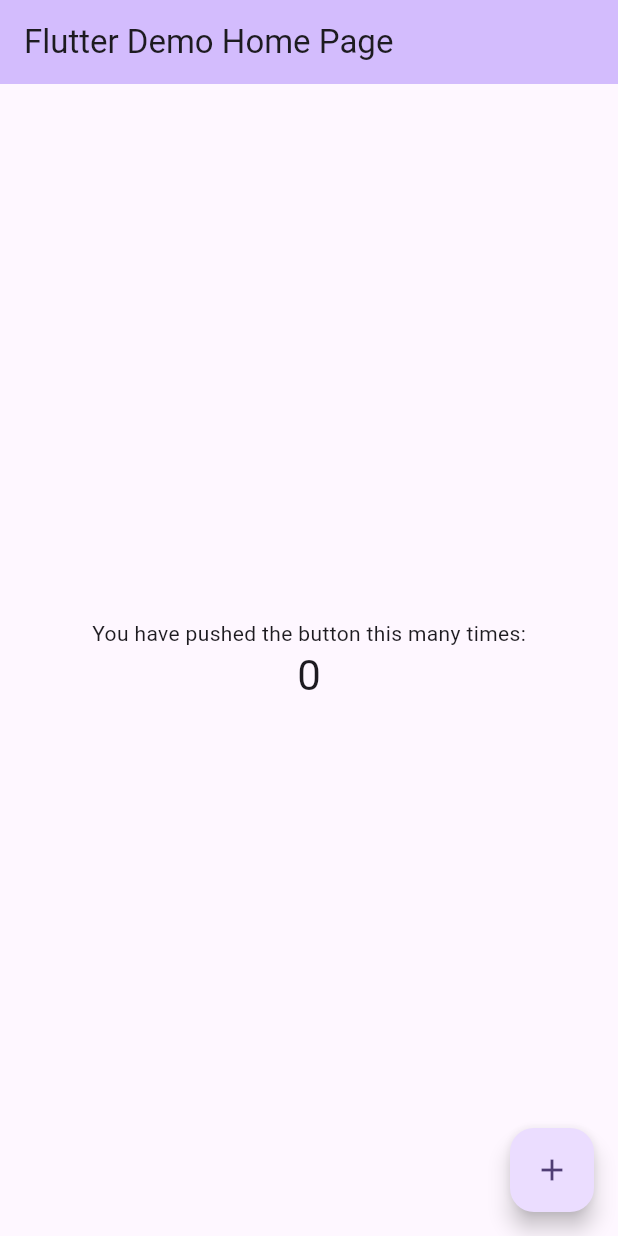
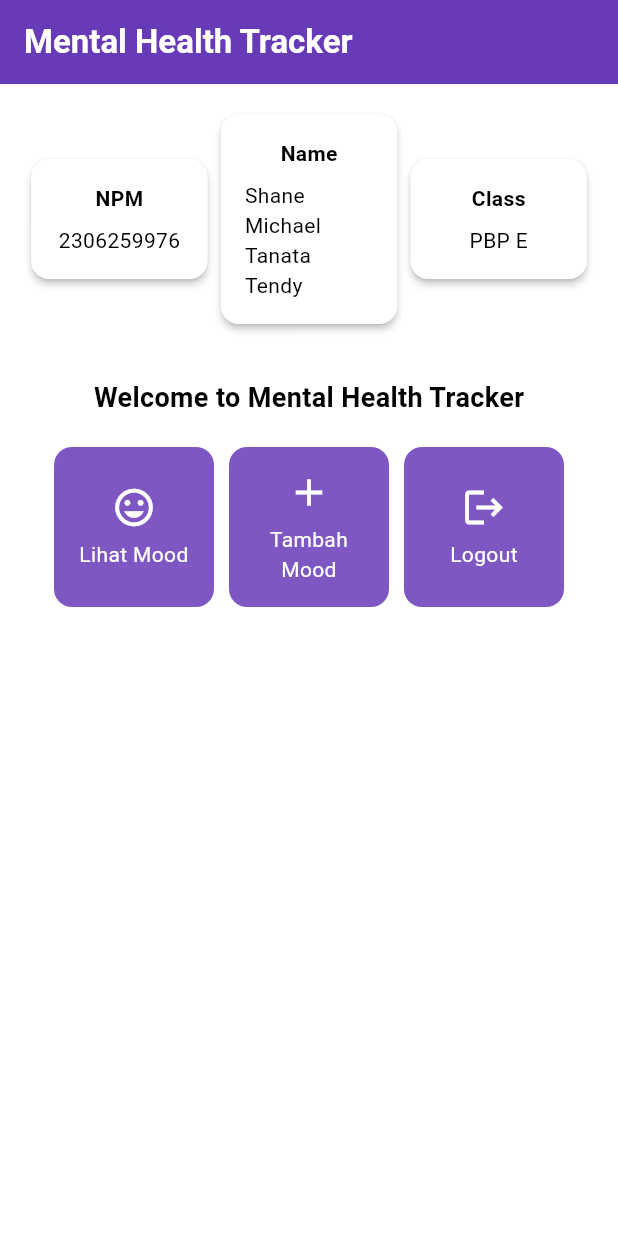
Before and after one commit to shaneemichael/mental-health-tracker-mobile, a Flutter app: the screen it shows after launch, on a phone screen of 412 x 824 dp. Run offline on Flutter 3.47's test engine with Material 3 defaults, Android fonts, the phone set to English and light mode, and no system bars.

Commit message:
Finish Assignment 6

```diff
--- a/lib/main.dart
+++ b/lib/main.dart
@@ -1,4 +1,5 @@
 import 'package:flutter/material.dart';
+import 'package:mental_health_tracker/menu.dart';
 
 void main() {
   runApp(const MyApp());
@@ -28,98 +29,11 @@ class MyApp extends StatelessWidget {
         //
         // This works for code too, not just values: Most code changes can be
         // tested with just a hot reload.
-        colorScheme: ColorScheme.fromSeed(seedColor: Colors.deepPurple),
+        colorScheme: ColorScheme.fromSwatch( primarySwatch: Colors.deepPurple,
+        ).copyWith(secondary: Colors.deepPurple[400]),
         useMaterial3: true,
       ),
-      home: const MyHomePage(title: 'Flutter Demo Home Page'),
+      home: MyHomePage(),
     );
   }
 }
-
-class MyHomePage extends StatefulWidget {
-  const MyHomePage({super.key, required this.title});
-
-  // This widget is the home page of your application. It is stateful, meaning
-  // that it has a State object (defined below) that contains fields that affect
-  // how it looks.
-
-  // This class is the configuration for the state. It holds the values (in this
-  // case the title) provided by the parent (in this case the App widget) and
-  // used by the build method of the State. Fields in a Widget subclass are
-  // always marked "final".
-
-  final String title;
-
-  @override
-  State<MyHomePage> createState() => _MyHomePageState();
-}
-
-class _MyHomePageState extends State<MyHomePage> {
-  int _counter = 0;
-
-  void _incrementCounter() {
-    setState(() {
-      // This call to setState tells the Flutter framework that something has
-      // changed in this State, which causes it to rerun the build method below
-      // so that the display can reflect the updated values. If we changed
-      // _counter without calling setState(), then the build method would not be
-      // called again, and so nothing would appear to happen.
-      _counter++;
-    });
-  }
-
-  @override
-  Widget build(BuildContext context) {
-    // This method is rerun every time setState is called, for instance as done
-    // by the _incrementCounter method above.
-    //
-    // The Flutter framework has been optimized to make rerunning build methods
-    // fast, so that you can just rebuild anything that needs updating rather
-    // than having to individually change instances of widgets.
-    return Scaffold(
-      appBar: AppBar(
-        // TRY THIS: Try changing the color here to a specific color (to
-        // Colors.amber, perhaps?) and trigger a hot reload to see the AppBar
-        // change color while the other colors stay the same.
-        backgroundColor: Theme.of(context).colorScheme.inversePrimary,
-        // Here we take the value from the MyHomePage object that was created by
-        // the App.build method, and use it to set our appbar title.
-        title: Text(widget.title),
-      ),
-      body: Center(
-        // Center is a layout widget. It takes a single child and positions it
-        // in the middle of the parent.
-        child: Column(
-          // Column is also a layout widget. It takes a list of children and
-          // arranges them vertically. By default, it sizes itself to fit its
-          // children horizontally, and tries to be as tall as its parent.
-          //
-          // Column has various properties to control how it sizes itself and
-          // how it positions its children. Here we use mainAxisAlignment to
-          // center the children vertically; the main axis here is the vertical
-          // axis because Columns are vertical (the cross axis would be
-          // horizontal).
-          //
-          // TRY THIS: Invoke "debug painting" (choose the "Toggle Debug Paint"
-          // action in the IDE, or press "p" in the console), to see the
-          // wireframe for each widget.
-          mainAxisAlignment: MainAxisAlignment.center,
-          children: <Widget>[
-            const Text(
-              'You have pushed the button this many times:',
-            ),
-            Text(
-              '$_counter',
-              style: Theme.of(context).textTheme.headlineMedium,
-            ),
-          ],
-        ),
-      ),
-      floatingActionButton: FloatingActionButton(
-        onPressed: _incrementCounter,
-        tooltip: 'Increment',
-        child: const Icon(Icons.add),
-      ), // This trailing comma makes auto-formatting nicer for build methods.
-    );
-  }
-}
--- /dev/null
+++ b/lib/menu.dart
@@ -0,0 +1,189 @@
+import 'package:flutter/material.dart';
+
+class MyHomePage extends StatelessWidget {
+
+  final String npm = '2306259976'; // NPM
+  final String name = 'Shane Michael Tanata Tendy'; // Nama
+  final String className = 'PBP E'; // Kelas
+
+  final List<ItemHomepage> items = [
+      ItemHomepage("Lihat Mood", Icons.mood),
+      ItemHomepage("Tambah Mood", Icons.add),
+      ItemHomepage("Logout", Icons.logout),
+  ];
+
+  MyHomePage({super.key});
+
+  @override
+  Widget build(BuildContext context) {
+    // Scaffold menyediakan struktur dasar halaman dengan AppBar dan body.
+    return Scaffold(
+      // AppBar adalah bagian atas halaman yang menampilkan judul.
+      appBar: AppBar(
+        // Judul aplikasi "Mental Health Tracker" dengan teks putih dan tebal.
+        title: const Text(
+          'Mental Health Tracker',
+          style: TextStyle(
+            color: Colors.white,
+            fontWeight: FontWeight.bold,
+          ),
+        ),
+        // Warna latar belakang AppBar diambil dari skema warna tema aplikasi.
+        backgroundColor: Theme.of(context).colorScheme.primary,
+      ),
+      // Body halaman dengan padding di sekelilingnya.
+      body: Padding(
+        padding: const EdgeInsets.all(16.0),
+        // Menyusun widget secara vertikal dalam sebuah kolom.
+        child: Column(
+          crossAxisAlignment: CrossAxisAlignment.center,
+          children: [
+            // Row untuk menampilkan 3 InfoCard secara horizontal.
+            Row(
+              mainAxisAlignment: MainAxisAlignment.spaceEvenly,
+              children: [
+                InfoCard(title: 'NPM', content: npm),
+                InfoCard(title: 'Name', content: name),
+                InfoCard(title: 'Class', content: className),
+              ],
+            ),
+
+            // Memberikan jarak vertikal 16 unit.
+            const SizedBox(height: 16.0),
+
+            // Menempatkan widget berikutnya di tengah halaman.
+            Center(
+              child: Column(
+                // Menyusun teks dan grid item secara vertikal.
+
+                children: [
+                  // Menampilkan teks sambutan dengan gaya tebal dan ukuran 18.
+                  const Padding(
+                    padding: EdgeInsets.only(top: 16.0),
+                    child: Text(
+                      'Welcome to Mental Health Tracker',
+                      style: TextStyle(
+                        fontWeight: FontWeight.bold,
+                        fontSize: 18.0,
+                      ),
+                    ),
+                  ),
+
+                  // Grid untuk menampilkan ItemCard dalam bentuk grid 3 kolom.
+                  GridView.count(
+                    primary: true,
+                    padding: const EdgeInsets.all(20),
+                    crossAxisSpacing: 10,
+                    mainAxisSpacing: 10,
+                    crossAxisCount: 3,
+                    // Agar grid menyesuaikan tinggi kontennya.
+                    shrinkWrap: true,
+
+                    // Menampilkan ItemCard untuk setiap item dalam list items.
+                    children: items.map((ItemHomepage item) {
+                      return ItemCard(item);
+                    }).toList(),
+                  ),
+                ],
+              ),
+            ),
+          ],
+        ),
+      ),
+    );
+  }
+}
+
+class InfoCard extends StatelessWidget {
+  // Kartu informasi yang menampilkan title dan content.
+
+  final String title;  // Judul kartu.
+  final String content;  // Isi kartu.
+
+  const InfoCard({super.key, required this.title, required this.content});
+
+  @override
+  Widget build(BuildContext context) {
+    return Card(
+      // Membuat kotak kartu dengan bayangan dibawahnya.
+      elevation: 2.0,
+      child: Container(
+        // Mengatur ukuran dan jarak di dalam kartu.
+        width: MediaQuery.of(context).size.width / 3.5, // menyesuaikan dengan lebar device yang digunakan.
+        padding: const EdgeInsets.all(16.0),
+        // Menyusun title dan content secara vertikal.
+        child: Column(
+          children: [
+            Text(
+              title,
+              style: const TextStyle(fontWeight: FontWeight.bold),
+            ),
+            const SizedBox(height: 8.0),
+            Text(content),
+          ],
+        ),
+      ),
+    );
+  }
+}
+
+class ItemHomepage {
+  final String name;
+  final IconData icon;
+
+  ItemHomepage(this.name, this.icon);
+}
+
+class ItemCard extends StatelessWidget {
+  // Menampilkan kartu dengan ikon dan nama.
+
+  final ItemHomepage item;
+
+  const ItemCard(this.item, {super.key});
+
+  @override
+  Widget build(BuildContext context) {
+    return Material(
+      // Menentukan warna latar belakang dari tema aplikasi.
+      color: Theme.of(context).colorScheme.secondary,
+      // Membuat sudut kartu melengkung.
+      borderRadius: BorderRadius.circular(12),
+
+      child: InkWell(
+        // Aksi ketika kartu ditekan.
+        onTap: () {
+          // Menampilkan pesan SnackBar saat kartu ditekan.
+          ScaffoldMessenger.of(context)
+            ..hideCurrentSnackBar()
+            ..showSnackBar(
+              SnackBar(content: Text("Kamu telah menekan tombol ${item.name}!"))
+            );
+        },
+        // Container untuk menyimpan Icon dan Text
+        child: Container(
+          padding: const EdgeInsets.all(8),
+          child: Center(
+            child: Column(
+              // Menyusun ikon dan teks di tengah kartu.
+              mainAxisAlignment: MainAxisAlignment.center,
+              children: [
+                Icon(
+                  item.icon,
+                  color: Colors.white,
+                  size: 30.0,
+                ),
+                const Padding(padding: EdgeInsets.all(3)),
+                Text(
+                  item.name,
+                  textAlign: TextAlign.center,
+                  style: const TextStyle(color: Colors.white),
+                ),
+              ],
+            ),
+          ),
+        ),
+      ),
+    );
+  }
+
+}
```
